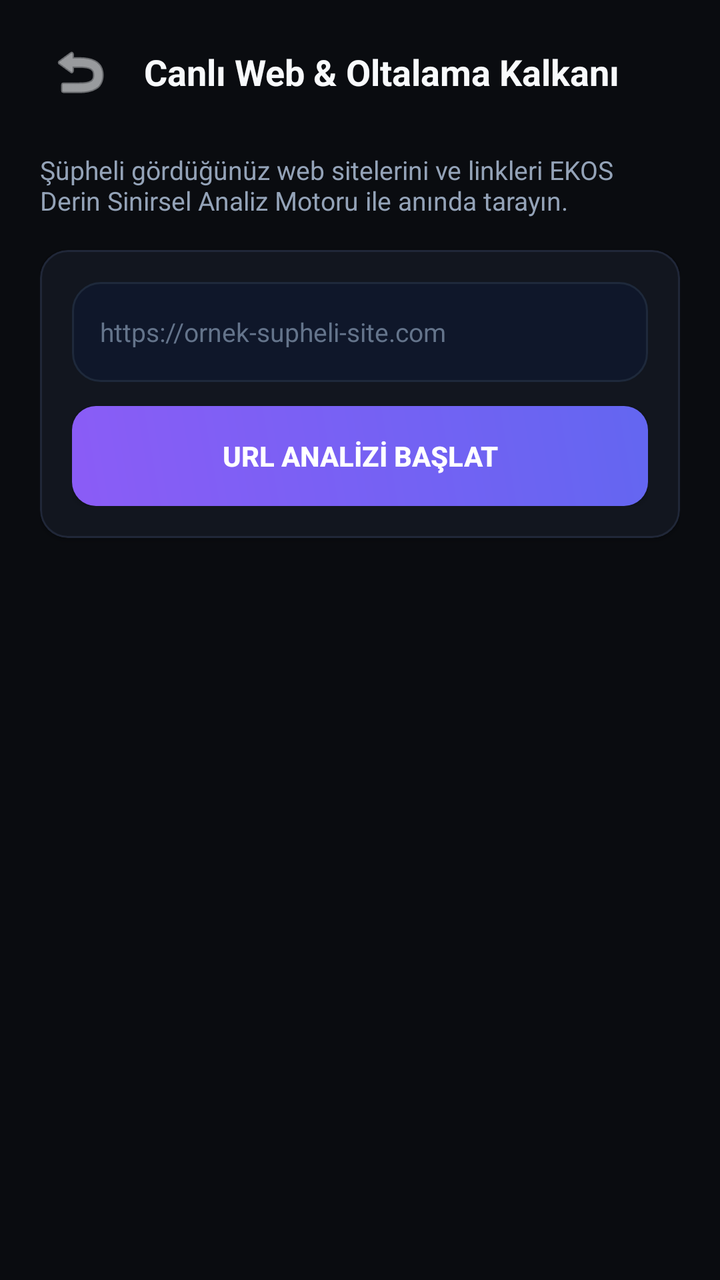
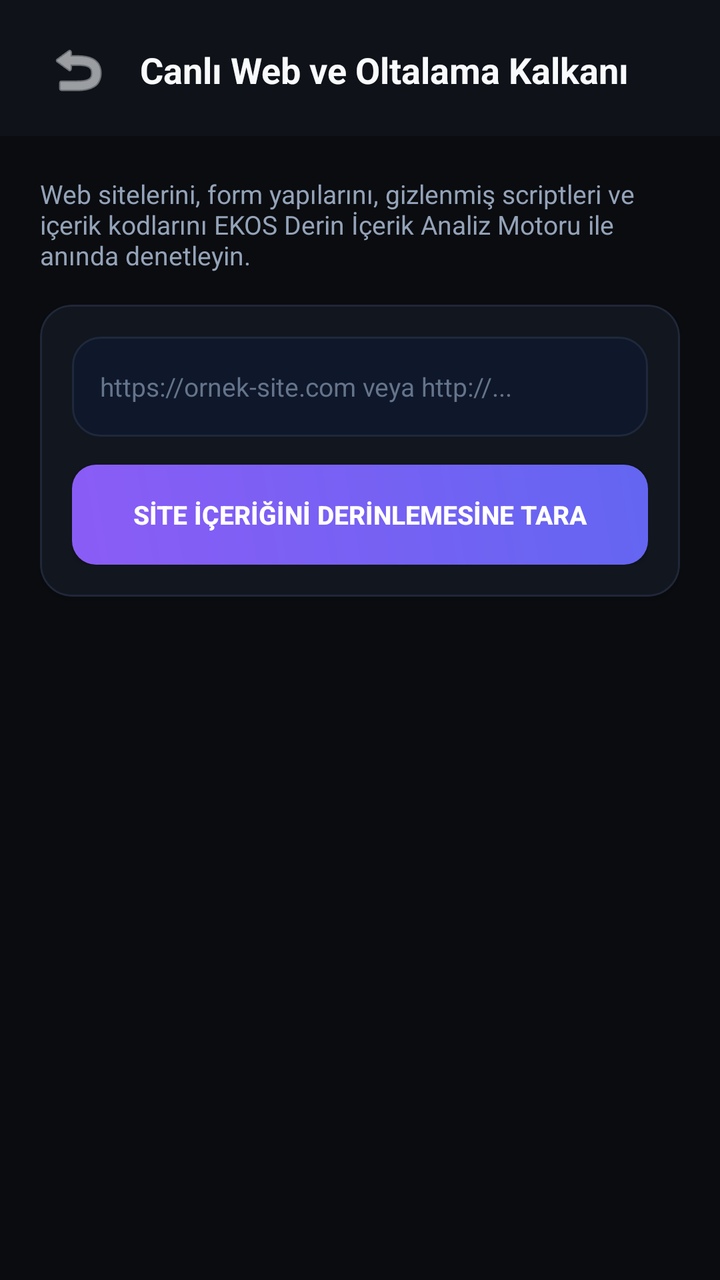

An Android layout rendered at two revisions. The XML below is the earlier revision; the diff shows what the commit changed to produce the second picture.
<!-- AndroidManifest.xml: application theme Theme.EKOSAntivirus -->
<!-- res/layout/activity_web_shield.xml -->
<?xml version="1.0" encoding="utf-8"?>
<LinearLayout
    xmlns:android="http://schemas.android.com/apk/res/android"
    xmlns:app="http://schemas.android.com/apk/res-auto"
    android:id="@+id/rootWebShieldLayout"
    android:layout_width="match_parent"
    android:layout_height="match_parent"
    android:orientation="vertical"
    android:background="@color/bg_dark"
    android:fitsSystemWindows="true"
    android:paddingHorizontal="20dp"
    android:paddingTop="16dp"
    android:paddingBottom="12dp">

    
    <LinearLayout
        android:layout_width="match_parent"
        android:layout_height="wrap_content"
        android:orientation="horizontal"
        android:gravity="center_vertical"
        android:layout_marginBottom="20dp">

        <ImageButton
            android:id="@+id/btnBackFromWeb"
            android:layout_width="40dp"
            android:layout_height="40dp"
            android:src="@android:drawable/ic_menu_revert"
            android:background="?attr/selectableItemBackgroundBorderless"
            app:tint="@color/text_main"
            android:contentDescription="Back" />

        <TextView
            android:layout_width="wrap_content"
            android:layout_height="wrap_content"
            android:layout_marginStart="12dp"
            android:text="Canlı Web &amp; Oltalama Kalkanı"
            android:textColor="@color/text_main"
            android:textSize="18sp"
            android:textStyle="bold" />
    </LinearLayout>

    <TextView
        android:layout_width="wrap_content"
        android:layout_height="wrap_content"
        android:text="Şüpheli gördüğünüz web sitelerini ve linkleri EKOS Derin Sinirsel Analiz Motoru ile anında tarayın."
        android:textColor="@color/text_muted"
        android:textSize="13sp"
        android:layout_marginBottom="16dp" />

    
    <com.google.android.material.card.MaterialCardView
        android:layout_width="match_parent"
        android:layout_height="wrap_content"
        android:layout_marginBottom="16dp"
        app:cardBackgroundColor="@color/bg_card"
        app:strokeColor="@color/bg_card_border"
        app:strokeWidth="1dp"
        app:cardCornerRadius="14dp">

        <LinearLayout
            android:layout_width="match_parent"
            android:layout_height="wrap_content"
            android:orientation="vertical"
            android:padding="16dp">

            <EditText
                android:id="@+id/etTargetUrl"
                android:layout_width="match_parent"
                android:layout_height="50dp"
                android:background="@drawable/bg_card_glass"
                android:hint="https://ornek-supheli-site.com"
                android:textColorHint="@color/text_subtle"
                android:textColor="@color/text_main"
                android:textSize="13sp"
                android:inputType="textUri"
                android:paddingHorizontal="14dp" />

            <Button
                android:id="@+id/btnScanUrlSubmit"
                android:layout_width="match_parent"
                android:layout_height="50dp"
                android:layout_marginTop="12dp"
                android:text="URL ANALİZİ BAŞLAT"
                android:textColor="@color/white"
                android:textStyle="bold"
                android:background="@drawable/bg_button_primary" />
        </LinearLayout>
    </com.google.android.material.card.MaterialCardView>

    
    <com.google.android.material.card.MaterialCardView
        android:id="@+id/cardUrlResult"
        android:layout_width="match_parent"
        android:layout_height="wrap_content"
        android:visibility="gone"
        app:cardBackgroundColor="@color/bg_card"
        app:strokeColor="@color/accent_emerald"
        app:strokeWidth="1dp"
        app:cardCornerRadius="14dp">

        <LinearLayout
            android:layout_width="match_parent"
            android:layout_height="wrap_content"
            android:orientation="vertical"
            android:padding="16dp">

            <TextView
                android:id="@+id/tvUrlResultVerdict"
                android:layout_width="wrap_content"
                android:layout_height="wrap_content"
                android:text="BAĞLANTI GÜVENLİ"
                android:textColor="@color/accent_emerald_light"
                android:textSize="16sp"
                android:textStyle="bold" />

            <TextView
                android:id="@+id/tvUrlResultEngine"
                android:layout_width="wrap_content"
                android:layout_height="wrap_content"
                android:layout_marginTop="4dp"
                android:text="Motor: EKOS Bulut Tehdit Kalkanı"
                android:textColor="@color/accent_cyan"
                android:textSize="11sp" />

            <TextView
                android:id="@+id/tvUrlResultMessage"
                android:layout_width="wrap_content"
                android:layout_height="wrap_content"
                android:layout_marginTop="8dp"
                android:text="Web sitesi zararsızdır."
                android:textColor="@color/text_muted"
                android:textSize="12sp" />
        </LinearLayout>
    </com.google.android.material.card.MaterialCardView>

</LinearLayout>
<!-- resources referenced by this layout -->
<resources>
  <color name="accent_cyan">#38BDF8</color>
  <color name="accent_emerald">#10B981</color>
  <color name="accent_emerald_light">#34D399</color>
  <color name="bg_card">#12161F</color>
  <color name="bg_card_border">#202738</color>
  <color name="bg_dark">#0A0C10</color>
  <color name="text_main">#F8FAFC</color>
  <color name="text_muted">#94A3B8</color>
  <color name="text_subtle">#64748B</color>
  <color name="white">#FFFFFF</color>
  <!-- drawable bg_button_primary (drawable) -->
  <?xml version="1.0" encoding="utf-8"?>
  <ripple xmlns:android="http://schemas.android.com/apk/res/android"
      android:color="#40FFFFFF">
      <item>
          <shape android:shape="rectangle">
              <gradient
                  android:startColor="#8B5CF6"
                  android:endColor="#6366F1"
                  android:angle="45" />
              <corners android:radius="12dp" />
          </shape>
      </item>
  </ripple>
  <!-- drawable bg_card_glass (drawable) -->
  <?xml version="1.0" encoding="utf-8"?>
  <shape xmlns:android="http://schemas.android.com/apk/res/android"
      android:shape="rectangle">
      <solid android:color="#0F172A" />
      <stroke
          android:width="1dp"
          android:color="#1E293B" />
      <corners android:radius="14dp" />
  </shape>
  <style name="Theme.EKOSAntivirus" parent="Theme.Material3.Dark.NoActionBar">
          
          <item name="colorPrimary">@color/accent_purple</item>
          <item name="colorOnPrimary">@color/white</item>
          <item name="colorPrimaryContainer">@color/bg_card_elevated</item>
          <item name="colorOnPrimaryContainer">@color/accent_purple_light</item>
  
          
          <item name="colorSecondary">@color/accent_emerald</item>
          <item name="colorOnSecondary">@color/bg_dark</item>
  
          
          <item name="android:statusBarColor">@color/bg_dark</item>
          <item name="android:navigationBarColor">@color/bg_dark</item>
          <item name="android:windowBackground">@color/bg_dark</item>
  
          
          <item name="android:windowLayoutInDisplayCutoutMode" tools:targetApi="p">shortEdges</item>
  
          
          <item name="materialCardViewStyle">@style/Widget.EKOS.CardView</item>
      </style>
  <color name="accent_purple">#8B5CF6</color>
  <color name="bg_card_elevated">#1A202D</color>
  <color name="accent_purple_light">#A855F7</color>
  <style name="Widget.EKOS.CardView" parent="Widget.Material3.CardView.Filled">
          <item name="cardBackgroundColor">@color/bg_card</item>
          <item name="strokeColor">@color/bg_card_border</item>
          <item name="strokeWidth">1dp</item>
          <item name="cardCornerRadius">14dp</item>
          <item name="cardElevation">2dp</item>
      </style>
</resources>

<!-- the commit's change to res/layout/activity_web_shield.xml (unified diff, before → after) -->
@@ -7,10 +7,7 @@
     android:layout_height="match_parent"
     android:orientation="vertical"
     android:background="@color/bg_dark"
-    android:fitsSystemWindows="true"
-    android:paddingHorizontal="20dp"
-    android:paddingTop="16dp"
-    android:paddingBottom="12dp">
+    android:fitsSystemWindows="true">
 
     
     <LinearLayout
@@ -18,12 +15,15 @@
         android:layout_height="wrap_content"
         android:orientation="horizontal"
         android:gravity="center_vertical"
-        android:layout_marginBottom="20dp">
+        android:paddingHorizontal="20dp"
+        android:paddingTop="16dp"
+        android:paddingBottom="14dp"
+        android:background="@color/bg_sidebar">
 
         <ImageButton
             android:id="@+id/btnBackFromWeb"
-            android:layout_width="40dp"
-            android:layout_height="40dp"
+            android:layout_width="38dp"
+            android:layout_height="38dp"
             android:src="@android:drawable/ic_menu_revert"
             android:background="?attr/selectableItemBackgroundBorderless"
             app:tint="@color/text_main"
@@ -33,104 +33,268 @@
             android:layout_width="wrap_content"
             android:layout_height="wrap_content"
             android:layout_marginStart="12dp"
-            android:text="Canlı Web &amp; Oltalama Kalkanı"
+            android:text="Canlı Web ve Oltalama Kalkanı"
             android:textColor="@color/text_main"
             android:textSize="18sp"
             android:textStyle="bold" />
     </LinearLayout>
 
-    <TextView
-        android:layout_width="wrap_content"
-        android:layout_height="wrap_content"
-        android:text="Şüpheli gördüğünüz web sitelerini ve linkleri EKOS Derin Sinirsel Analiz Motoru ile anında tarayın."
-        android:textColor="@color/text_muted"
-        android:textSize="13sp"
-        android:layout_marginBottom="16dp" />
-
-    
-    <com.google.android.material.card.MaterialCardView
+    <ScrollView
         android:layout_width="match_parent"
-        android:layout_height="wrap_content"
-        android:layout_marginBottom="16dp"
-        app:cardBackgroundColor="@color/bg_card"
-        app:strokeColor="@color/bg_card_border"
-        app:strokeWidth="1dp"
-        app:cardCornerRadius="14dp">
+        android:layout_height="match_parent"
+        android:fillViewport="true">
 
         <LinearLayout
             android:layout_width="match_parent"
             android:layout_height="wrap_content"
             android:orientation="vertical"
-            android:padding="16dp">
-
-            <EditText
-                android:id="@+id/etTargetUrl"
-                android:layout_width="match_parent"
-                android:layout_height="50dp"
-                android:background="@drawable/bg_card_glass"
-                android:hint="https://ornek-supheli-site.com"
-                android:textColorHint="@color/text_subtle"
-                android:textColor="@color/text_main"
-                android:textSize="13sp"
-                android:inputType="textUri"
-                android:paddingHorizontal="14dp" />
-
-            <Button
-                android:id="@+id/btnScanUrlSubmit"
-                android:layout_width="match_parent"
-                android:layout_height="50dp"
-                android:layout_marginTop="12dp"
-                android:text="URL ANALİZİ BAŞLAT"
-                android:textColor="@color/white"
-                android:textStyle="bold"
-                android:background="@drawable/bg_button_primary" />
-        </LinearLayout>
-    </com.google.android.material.card.MaterialCardView>
-
-    
-    <com.google.android.material.card.MaterialCardView
-        android:id="@+id/cardUrlResult"
-        android:layout_width="match_parent"
-        android:layout_height="wrap_content"
-        android:visibility="gone"
-        app:cardBackgroundColor="@color/bg_card"
-        app:strokeColor="@color/accent_emerald"
-        app:strokeWidth="1dp"
-        app:cardCornerRadius="14dp">
-
-        <LinearLayout
-            android:layout_width="match_parent"
-            android:layout_height="wrap_content"
-            android:orientation="vertical"
-            android:padding="16dp">
+            android:padding="20dp">
 
             <TextView
-                android:id="@+id/tvUrlResultVerdict"
                 android:layout_width="wrap_content"
                 android:layout_height="wrap_content"
-                android:text="BAĞLANTI GÜVENLİ"
-                android:textColor="@color/accent_emerald_light"
-                android:textSize="16sp"
-                android:textStyle="bold" />
-
-            <TextView
-                android:id="@+id/tvUrlResultEngine"
-                android:layout_width="wrap_content"
+                android:text="Web sitelerini, form yapılarını, gizlenmiş scriptleri ve içerik kodlarını EKOS Derin İçerik Analiz Motoru ile anında denetleyin."
+                android:textColor="@color/text_muted"
+                android:textSize="13sp"
+                android:layout_marginBottom="16dp" />
+
+            
+            <com.google.android.material.card.MaterialCardView
+                android:layout_width="match_parent"
                 android:layout_height="wrap_content"
-                android:layout_marginTop="4dp"
-                android:text="Motor: EKOS Bulut Tehdit Kalkanı"
-                android:textColor="@color/accent_cyan"
-                android:textSize="11sp" />
-
-            <TextView
-                android:id="@+id/tvUrlResultMessage"
-                android:layout_width="wrap_content"
+                android:layout_marginBottom="20dp"
+                app:cardBackgroundColor="@color/bg_card"
+                app:strokeColor="@color/bg_card_border"
+                app:strokeWidth="1dp"
+                app:cardCornerRadius="16dp">
+
+                <LinearLayout
+                    android:layout_width="match_parent"
+                    android:layout_height="wrap_content"
+                    android:orientation="vertical"
+                    android:padding="16dp">
+
+                    <EditText
+                        android:id="@+id/etTargetUrl"
+                        android:layout_width="match_parent"
+                        android:layout_height="50dp"
+                        android:background="@drawable/bg_card_glass"
+                        android:hint="https://ornek-site.com veya http://..."
+                        android:textColorHint="@color/text_subtle"
+                        android:textColor="@color/text_main"
+                        android:textSize="13sp"
+                        android:inputType="textUri"
+                        android:paddingHorizontal="14dp" />
+
+                    <Button
+                        android:id="@+id/btnScanUrlSubmit"
+                        android:layout_width="match_parent"
+                        android:layout_height="50dp"
+                        android:layout_marginTop="14dp"
+                        android:text="SİTE İÇERİĞİNİ DERİNLEMESİNE TARA"
+                        android:textColor="@color/white"
+                        android:textStyle="bold"
+                        android:textSize="13sp"
+                        android:background="@drawable/bg_button_primary" />
+                </LinearLayout>
+            </com.google.android.material.card.MaterialCardView>
+
+            
+            <com.google.android.material.card.MaterialCardView
+                android:id="@+id/cardUrlResult"
+                android:layout_width="match_parent"
                 android:layout_height="wrap_content"
-                android:layout_marginTop="8dp"
-                android:text="Web sitesi zararsızdır."
-                android:textColor="@color/text_muted"
-                android:textSize="12sp" />
+                android:visibility="gone"
+                app:cardBackgroundColor="@color/bg_card"
+                app:strokeColor="@color/accent_emerald"
+                app:strokeWidth="1.5dp"
+                app:cardCornerRadius="16dp">
+
+                <LinearLayout
+                    android:layout_width="match_parent"
+                    android:layout_height="wrap_content"
+                    android:orientation="vertical"
+                    android:padding="18dp">
+
+                    
+                    <TextView
+                        android:id="@+id/tvUrlResultVerdict"
+                        android:layout_width="wrap_content"
+                        android:layout_height="wrap_content"
+                        android:text="BAĞLANTI VE SİTE İÇERİĞİ GÜVENLİ"
+                        android:textColor="@color/accent_emerald_light"
+                        android:textSize="16sp"
+                        android:textStyle="bold" />
+
+                    <TextView
+                        android:id="@+id/tvUrlResultEngine"
+                        android:layout_width="wrap_content"
+                        android:layout_height="wrap_content"
+                        android:layout_marginTop="4dp"
+                        android:text="Motor: EKOS Derin Web &amp; İçerik Denetçisi (Skor: 0/100)"
+                        android:textColor="@color/accent_cyan"
+                        android:textSize="12sp" />
+
+                    <TextView
+                        android:id="@+id/tvUrlPageTitle"
+                        android:layout_width="wrap_content"
+                        android:layout_height="wrap_content"
+                        android:layout_marginTop="10dp"
+                        android:text="Sayfa Başlığı: -"
+                        android:textColor="@color/text_main"
+                        android:textSize="13sp"
+                        android:textStyle="bold" />
+
+                    <View
+                        android:layout_width="match_parent"
+                        android:layout_height="1dp"
+                        android:layout_marginVertical="12dp"
+                        android:background="@color/bg_card_border" />
+
+                    
+                    <TextView
+                        android:layout_width="wrap_content"
+                        android:layout_height="wrap_content"
+                        android:text="İÇERİK VE KOD GÜVENLİK ANALİZİ"
+                        android:textColor="@color/text_subtle"
+                        android:textSize="11sp"
+                        android:textStyle="bold"
+                        android:letterSpacing="0.08" />
+
+                    
+                    <LinearLayout
+                        android:layout_width="match_parent"
+                        android:layout_height="wrap_content"
+                        android:orientation="horizontal"
+                        android:gravity="center_vertical"
+                        android:paddingVertical="8dp">
+
+                        <TextView
+                            android:layout_width="0dp"
+                            android:layout_height="wrap_content"
+                            android:layout_weight="1"
+                            android:text="Form ve Şifre Girişi:"
+                            android:textColor="@color/text_muted"
+                            android:textSize="12sp" />
+
+                        <TextView
+                            android:id="@+id/tvCheckForm"
+                            android:layout_width="wrap_content"
+                            android:layout_height="wrap_content"
+                            android:text="Temiz"
+                            android:textColor="@color/accent_emerald_light"
+                            android:textSize="12sp"
+                            android:textStyle="bold" />
+                    </LinearLayout>
+
+                    
+                    <LinearLayout
+                        android:layout_width="match_parent"
+                        android:layout_height="wrap_content"
+                        android:orientation="horizontal"
+                        android:gravity="center_vertical"
+                        android:paddingVertical="8dp">
+
+                        <TextView
+                            android:layout_width="0dp"
+                            android:layout_height="wrap_content"
+                            android:layout_weight="1"
+                            android:text="JavaScript ve Kod Yapısı:"
+                            android:textColor="@color/text_muted"
+                            android:textSize="12sp" />
+
+                        <TextView
+                            android:id="@+id/tvCheckScript"
+                            android:layout_width="wrap_content"
+                            android:layout_height="wrap_content"
+                            android:text="Güvenli"
+                            android:textColor="@color/accent_emerald_light"
+                            android:textSize="12sp"
+                            android:textStyle="bold" />
+                    </LinearLayout>
+
+                    
+                    <LinearLayout
+                        android:layout_width="match_parent"
+                        android:layout_height="wrap_content"
+                        android:orientation="horizontal"
+                        android:gravity="center_vertical"
+                        android:paddingVertical="8dp">
+
+                        <TextView
+                            android:layout_width="0dp"
+                            android:layout_height="wrap_content"
+                            android:layout_weight="1"
+                            android:text="Oltalama ve Marka Taklidi:"
+                            android:textColor="@color/text_muted"
+                            android:textSize="12sp" />
+
+                        <TextView
+                            android:id="@+id/tvCheckPhishing"
+                            android:layout_width="wrap_content"
+                            android:layout_height="wrap_content"
+                            android:text="Temiz"
+                            android:textColor="@color/accent_emerald_light"
+                            android:textSize="12sp"
+                            android:textStyle="bold" />
+                    </LinearLayout>
+
+                    
+                    <LinearLayout
+                        android:layout_width="match_parent"
+                        android:layout_height="wrap_content"
+                        android:orientation="horizontal"
+                        android:gravity="center_vertical"
+                        android:paddingVertical="8dp">
+
+                        <TextView
+                            android:layout_width="0dp"
+                            android:layout_height="wrap_content"
+                            android:layout_weight="1"
+                            android:text="Dosya İndirme Bağlantıları:"
+                            android:textColor="@color/text_muted"
+                            android:textSize="12sp" />
+
+                        <TextView
+                            android:id="@+id/tvCheckDownload"
+                            android:layout_width="wrap_content"
+                            android:layout_height="wrap_content"
+                            android:text="Temiz"
+                            android:textColor="@color/accent_emerald_light"
+                            android:textSize="12sp"
+                            android:textStyle="bold" />
+                    </LinearLayout>
+
+                    <View
+                        android:layout_width="match_parent"
+                        android:layout_height="1dp"
+                        android:layout_marginVertical="12dp"
+                        android:background="@color/bg_card_border" />
+
+                    
+                    <TextView
+                        android:layout_width="wrap_content"
+                        android:layout_height="wrap_content"
+                        android:text="ANALİZ BULGULARI"
+                        android:textColor="@color/text_subtle"
+                        android:textSize="11sp"
+                        android:textStyle="bold"
+                        android:letterSpacing="0.08" />
+
+                    <TextView
+                        android:id="@+id/tvUrlResultMessage"
+                        android:layout_width="wrap_content"
+                        android:layout_height="wrap_content"
+                        android:layout_marginTop="6dp"
+                        android:text="Site içeriği ve kodları temiz."
+                        android:textColor="@color/text_main"
+                        android:textSize="12sp"
+                        android:lineSpacingExtra="3dp" />
+
+                </LinearLayout>
+            </com.google.android.material.card.MaterialCardView>
+
         </LinearLayout>
-    </com.google.android.material.card.MaterialCardView>
+    </ScrollView>
 
 </LinearLayout>
<!-- resource entries referenced after the edit -->
@@ -6,6 +6,7 @@
   <color name="bg_card">#12161F</color>
   <color name="bg_card_border">#202738</color>
   <color name="bg_dark">#0A0C10</color>
+  <color name="bg_sidebar">#0F1219</color>
   <color name="text_main">#F8FAFC</color>
   <color name="text_muted">#94A3B8</color>
   <color name="text_subtle">#64748B</color>
